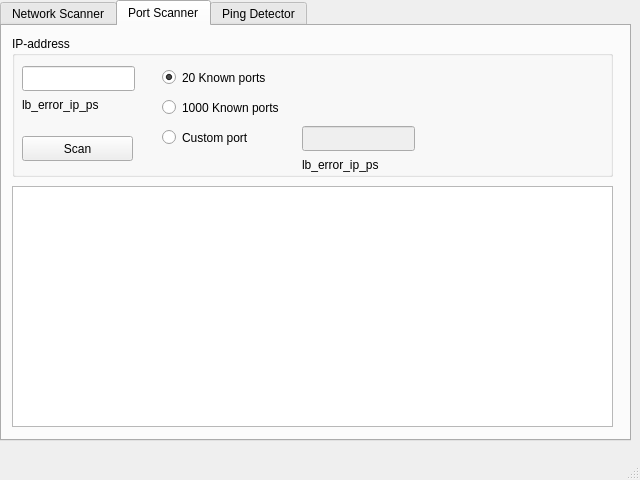
jebr/network-monitoring, file src/resources/ui/main.ui: the form before one commit.
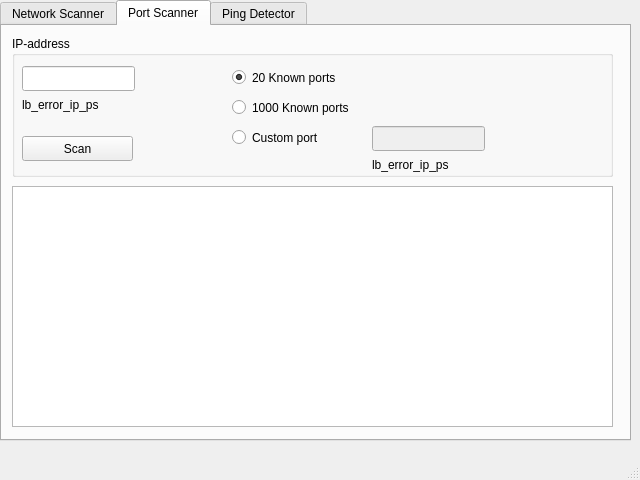
The form after the commit.

What changed in the file:
```diff
--- a/src/resources/ui/main.ui
+++ b/src/resources/ui/main.ui
@@ -235,7 +235,7 @@
       <widget class="QRadioButton" name="rb_20">
        <property name="geometry">
         <rect>
-         <x>150</x>
+         <x>220</x>
          <y>30</y>
          <width>161</width>
          <height>23</height>
@@ -251,7 +251,7 @@
       <widget class="QRadioButton" name="rb_1000">
        <property name="geometry">
         <rect>
-         <x>150</x>
+         <x>220</x>
          <y>60</y>
          <width>181</width>
          <height>23</height>
@@ -264,7 +264,7 @@
       <widget class="QRadioButton" name="rb_custom">
        <property name="geometry">
         <rect>
-         <x>150</x>
+         <x>220</x>
          <y>90</y>
          <width>151</width>
          <height>23</height>
@@ -279,7 +279,7 @@
         <rect>
          <x>10</x>
          <y>60</y>
-         <width>111</width>
+         <width>181</width>
          <height>17</height>
         </rect>
        </property>
@@ -293,7 +293,7 @@
        </property>
        <property name="geometry">
         <rect>
-         <x>290</x>
+         <x>360</x>
          <y>90</y>
          <width>113</width>
          <height>25</height>
@@ -306,7 +306,7 @@
       <widget class="QLabel" name="lb_error_custom_port">
        <property name="geometry">
         <rect>
-         <x>290</x>
+         <x>360</x>
          <y>120</y>
          <width>111</width>
          <height>17</height>
```
Left out of the diff: 3 changed lines with no effect on the pictures.
